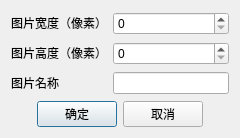
Old version of the form BmpManager/dialognewimgfile.ui in the repository luckyPtr/BitmapStudio.
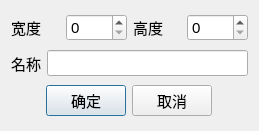
New version of the form. Custom widgets are drawn as their Qt base class.

Commit message: 新增带单位的spinBox类

The edit to the form file:
```diff
--- a/BmpManager/dialognewimgfile.ui
+++ b/BmpManager/dialognewimgfile.ui
@@ -6,15 +6,121 @@
    <rect>
     <x>0</x>
     <y>0</y>
-    <width>240</width>
-    <height>138</height>
+    <width>259</width>
+    <height>131</height>
    </rect>
   </property>
   <property name="windowTitle">
    <string>新建图片</string>
   </property>
-  <layout class="QGridLayout" name="gridLayout">
-   <item row="3" column="0" colspan="2">
+  <layout class="QVBoxLayout" name="verticalLayout">
+   <item>
+    <layout class="QHBoxLayout" name="horizontalLayout_5">
+     <item>
+      <layout class="QHBoxLayout" name="horizontalLayout_2">
+       <item>
+        <widget class="QLabel" name="label">
+         <property name="font">
+          <font>
+           <family>Arial</family>
+           <pointsize>11</pointsize>
+          </font>
+         </property>
+         <property name="text">
+          <string>宽度</string>
+         </property>
+        </widget>
+       </item>
+       <item>
+        <widget class="QUnitSpinBox" name="spinBoxWidth">
+         <property name="font">
+          <font>
+           <family>Arial</family>
+           <pointsize>11</pointsize>
+          </font>
+         </property>
+         <property name="maximum">
+          <number>2048</number>
+         </property>
+        </widget>
+       </item>
+      </layout>
+     </item>
+     <item>
+      <layout class="QHBoxLayout" name="horizontalLayout_3">
+       <item>
+        <widget class="QLabel" name="label_2">
+         <property name="font">
+          <font>
+           <family>Arial</family>
+           <pointsize>11</pointsize>
+          </font>
+         </property>
+         <property name="text">
+          <string>高度</string>
+         </property>
+         <property name="wordWrap">
+          <bool>false</bool>
+         </property>
+        </widget>
+       </item>
+       <item>
+        <widget class="QUnitSpinBox" name="spinBoxHeight">
+         <property name="font">
+          <font>
+           <family>Arial</family>
+           <pointsize>11</pointsize>
+          </font>
+         </property>
+         <property name="maximum">
+          <number>2048</number>
+         </property>
+         <property name="stepType">
+          <enum>QAbstractSpinBox::DefaultStepType</enum>
+         </property>
+        </widget>
+       </item>
+      </layout>
+     </item>
+    </layout>
+   </item>
+   <item>
+    <layout class="QHBoxLayout" name="horizontalLayout_4">
+     <item>
+      <widget class="QLabel" name="label_3">
+       <property name="font">
+        <font>
+         <family>Arial</family>
+         <pointsize>11</pointsize>
+        </font>
+       </property>
+       <property name="text">
+        <string>名称</string>
+       </property>
+      </widget>
+     </item>
+     <item>
+      <widget class="QLineEdit" name="lineEditImgFileName">
+       <property name="font">
+        <font>
+         <family>Arial</family>
+         <pointsize>11</pointsize>
+        </font>
+       </property>
+       <property name="inputMethodHints">
+        <set>Qt::ImhNone</set>
+       </property>
+       <property name="cursorPosition">
+        <number>0</number>
+       </property>
+       <property name="clearButtonEnabled">
+        <bool>false</bool>
+       </property>
+      </widget>
+     </item>
+    </layout>
+   </item>
+   <item>
     <layout class="QHBoxLayout" name="horizontalLayout">
      <item>
       <spacer name="horizontalSpacer">
@@ -31,6 +137,12 @@
      </item>
      <item>
       <widget class="QPushButton" name="btnOK">
+       <property name="font">
+        <font>
+         <family>Arial</family>
+         <pointsize>11</pointsize>
+        </font>
+       </property>
        <property name="text">
         <string>确定</string>
        </property>
@@ -38,6 +150,12 @@
      </item>
      <item>
       <widget class="QPushButton" name="btnCancel">
+       <property name="font">
+        <font>
+         <family>Arial</family>
+         <pointsize>11</pointsize>
+        </font>
+       </property>
        <property name="text">
         <string>取消</string>
        </property>
@@ -58,53 +176,15 @@
      </item>
     </layout>
    </item>
-   <item row="1" column="0">
-    <widget class="QLabel" name="label_2">
-     <property name="text">
-      <string>图片高度（像素）</string>
-     </property>
-    </widget>
-   </item>
-   <item row="0" column="0">
-    <widget class="QLabel" name="label">
-     <property name="text">
-      <string>图片宽度（像素）</string>
-     </property>
-    </widget>
-   </item>
-   <item row="0" column="1" rowspan="3">
-    <layout class="QVBoxLayout" name="verticalLayout">
-     <item>
-      <widget class="QSpinBox" name="spinBoxWidth">
-       <property name="maximum">
-        <number>2048</number>
-       </property>
-      </widget>
-     </item>
-     <item>
-      <widget class="QSpinBox" name="spinBoxHeight">
-       <property name="maximum">
-        <number>2048</number>
-       </property>
-       <property name="stepType">
-        <enum>QAbstractSpinBox::DefaultStepType</enum>
-       </property>
-      </widget>
-     </item>
-     <item>
-      <widget class="QLineEdit" name="lineEditImgFileName"/>
-     </item>
-    </layout>
-   </item>
-   <item row="2" column="0">
-    <widget class="QLabel" name="label_3">
-     <property name="text">
-      <string>图片名称</string>
-     </property>
-    </widget>
-   </item>
   </layout>
  </widget>
+ <customwidgets>
+  <customwidget>
+   <class>QUnitSpinBox</class>
+   <extends>QSpinBox</extends>
+   <header location="global">qunitspinbox.h</header>
+  </customwidget>
+ </customwidgets>
  <resources/>
  <connections>
   <connection>
```
The commit also changes 9 other files.
